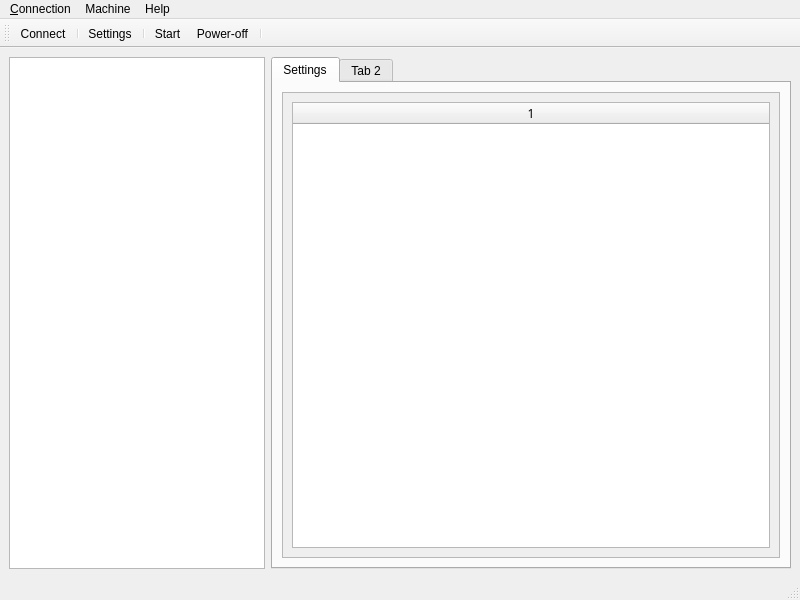
Qt form main_window.ui (glenno-x/rc-vbox) before a commit.
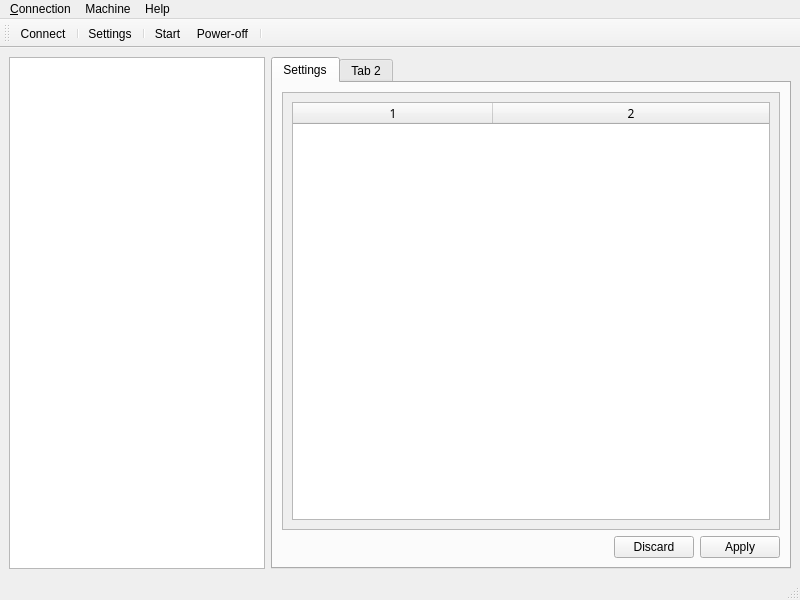
The same form after that commit. Icons and pictures are not drawn.

Commit message: highlight changed values in red. Added apply/discard buttons.

What changed in the file:
```diff
--- a/main_window.ui
+++ b/main_window.ui
@@ -43,7 +43,15 @@
          </attribute>
          <layout class="QHBoxLayout" name="horizontalLayout_2">
           <item>
+           <layout class="QVBoxLayout" name="verticalLayout_2">
+            <item>
            <widget class="QScrollArea" name="scrollArea">
+              <property name="sizePolicy">
+               <sizepolicy hsizetype="Ignored" vsizetype="Ignored">
+                <horstretch>0</horstretch>
+                <verstretch>0</verstretch>
+               </sizepolicy>
+              </property>
             <property name="widgetResizable">
              <bool>true</bool>
             </property>
@@ -52,10 +60,16 @@
               <rect>
                <x>0</x>
                <y>0</y>
-               <width>494</width>
-               <height>417</height>
-              </rect>
-             </property>
+                 <width>492</width>
+                 <height>204</height>
+                </rect>
+               </property>
+               <property name="sizePolicy">
+                <sizepolicy hsizetype="Preferred" vsizetype="Preferred">
+                 <horstretch>0</horstretch>
+                 <verstretch>0</verstretch>
+                </sizepolicy>
+               </property>
              <layout class="QHBoxLayout" name="horizontalLayout_3">
               <item>
                <widget class="QTableWidget" name="tableWidget_settings">
@@ -68,7 +82,7 @@
                  <number>0</number>
                 </property>
                 <property name="columnCount">
-                 <number>1</number>
+                   <number>2</number>
                 </property>
                 <attribute name="horizontalHeaderVisible">
                  <bool>true</bool>
@@ -76,6 +90,9 @@
                 <attribute name="horizontalHeaderMinimumSectionSize">
                  <number>1</number>
                 </attribute>
+                  <attribute name="horizontalHeaderDefaultSectionSize">
+                   <number>200</number>
+                  </attribute>
                 <attribute name="horizontalHeaderShowSortIndicator" stdset="0">
                  <bool>false</bool>
                 </attribute>
@@ -86,11 +103,51 @@
                  <bool>false</bool>
                 </attribute>
                 <column/>
+                  <column/>
                </widget>
               </item>
              </layout>
             </widget>
            </widget>
+            </item>
+            <item>
+             <layout class="QHBoxLayout" name="horizontalLayout_5">
+              <item>
+               <spacer name="horizontalSpacer">
+                <property name="orientation">
+                 <enum>Qt::Horizontal</enum>
+                </property>
+                <property name="sizeHint" stdset="0">
+                 <size>
+                  <width>40</width>
+                  <height>20</height>
+                 </size>
+                </property>
+               </spacer>
+              </item>
+              <item>
+               <widget class="QPushButton" name="pushButton_discard">
+                <property name="text">
+                 <string>Discard</string>
+                </property>
+               </widget>
+              </item>
+              <item>
+               <widget class="QPushButton" name="pushButton_apply">
+                <property name="sizePolicy">
+                 <sizepolicy hsizetype="Minimum" vsizetype="Fixed">
+                  <horstretch>0</horstretch>
+                  <verstretch>0</verstretch>
+                 </sizepolicy>
+                </property>
+                <property name="text">
+                 <string>Apply</string>
+                </property>
+               </widget>
+              </item>
+             </layout>
+            </item>
+           </layout>
           </item>
          </layout>
         </widget>
```
Lines whose indentation alone changed are shown as unchanged. The commit also changes 1 other file.
